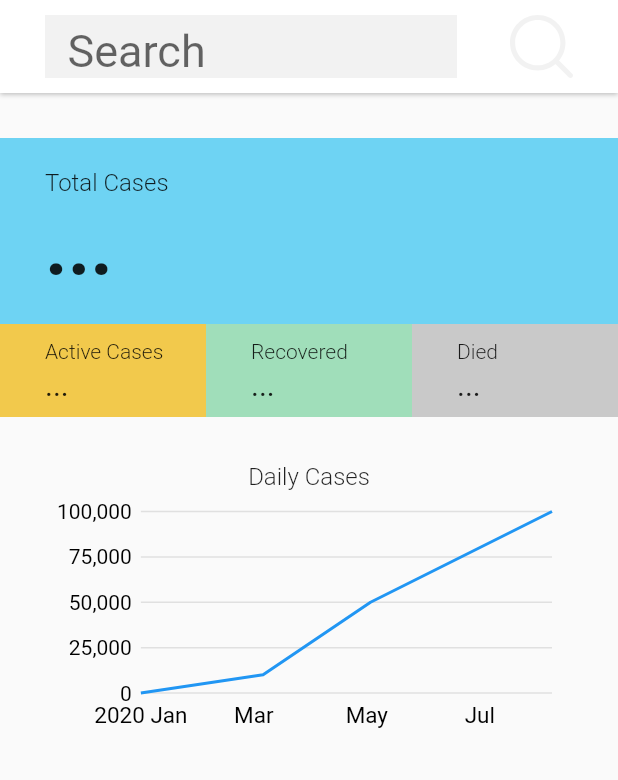
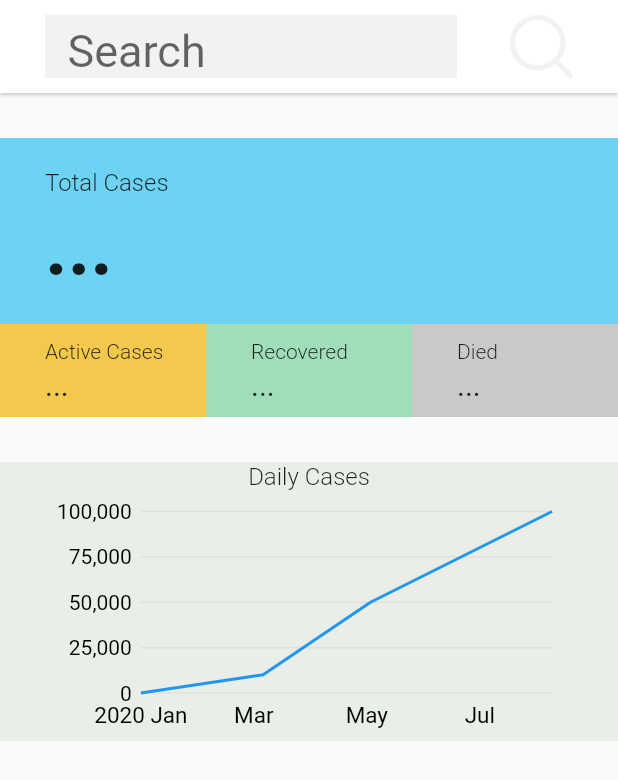
Before and after one commit to Simperfy/COVID-19-PH-DOH, a Flutter app: the screen it shows after launch, on a phone screen of 412 x 824 dp. Shown: the top 780 px of the screen. Run offline on Flutter 3.47's test engine with Material 2 defaults, Android fonts, the phone set to English and light mode, and no system bars; our stand-ins replace charts_flutter, flutter_svg.

Commit message:
HOTFIX: added chart BG Color

```diff
--- a/lib/util/constants.dart
+++ b/lib/util/constants.dart
@@ -14,3 +14,7 @@ final Color diedBgColor = Color(0xffBDBDBD).withOpacity(0.80);
 final double summarySubFontSize = 20;
 final double summaryMainFontSize = 52;
 // ./Summary
+
+// Timeline
+final Color dailyCasesBgColor = Color(0xffBECFB8).withOpacity(0.27);
+// ./Timeline
--- a/lib/widgets/simple_chart_widget/simple_chart_widget.dart
+++ b/lib/widgets/simple_chart_widget/simple_chart_widget.dart
@@ -20,9 +20,13 @@ class SimpleTimeSeriesChart extends StatelessWidget {
       ),
     ];
 
+    // @TODO @DOGGO change fontSizes to dynamic value
     // https://google.github.io/charts/flutter/example/axes/custom_font_size_and_color.html
     return Container(
       height: mainHeight * 3,
+      decoration: BoxDecoration(
+        color: dailyCasesBgColor,
+      ),
       padding: EdgeInsets.symmetric(horizontal: 30.0),
       child: Column(
         children: [
```
